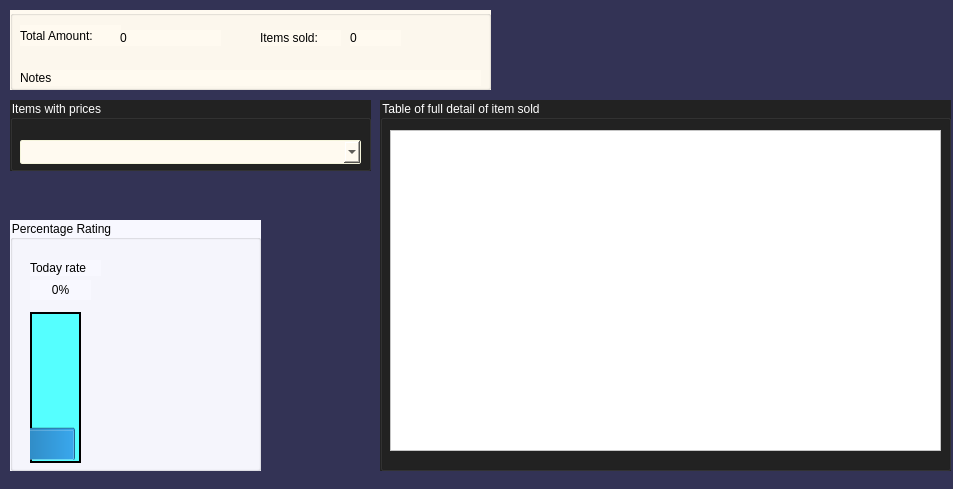
Above: Accountant/soldcheckpage.ui from CHANCENY/shop before the change. Below: the same form after it.
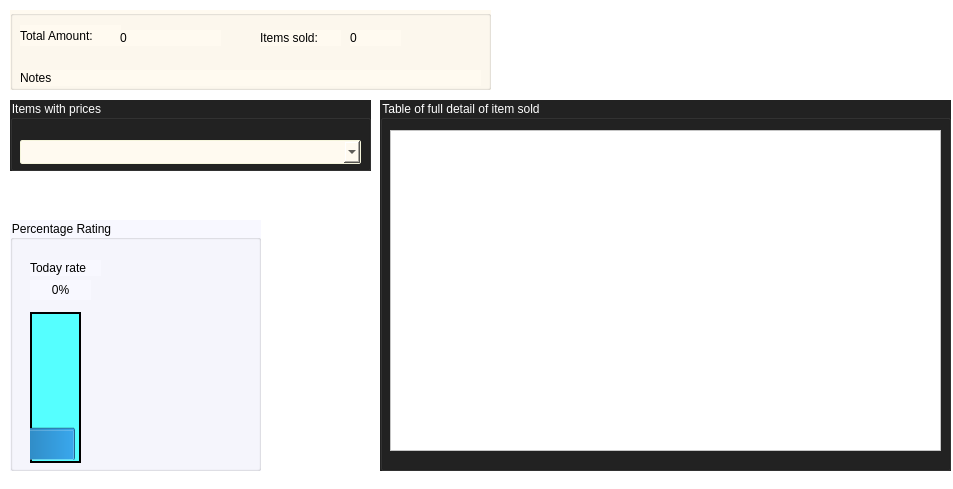
That is the form after the change. Icons and pictures are not drawn.

Patch:
```diff
--- a/Accountant/soldcheckpage.ui
+++ b/Accountant/soldcheckpage.ui
@@ -15,7 +15,7 @@
   </property>
   <property name="styleSheet">
    <string notr="true">font: 12pt &quot;Arial&quot;;
-background-color: rgb(51, 51, 85);
+background-color: white;
 color: rgb(255, 255, 255);</string>
   </property>
   <widget class="QGroupBox" name="groupBox">
```
